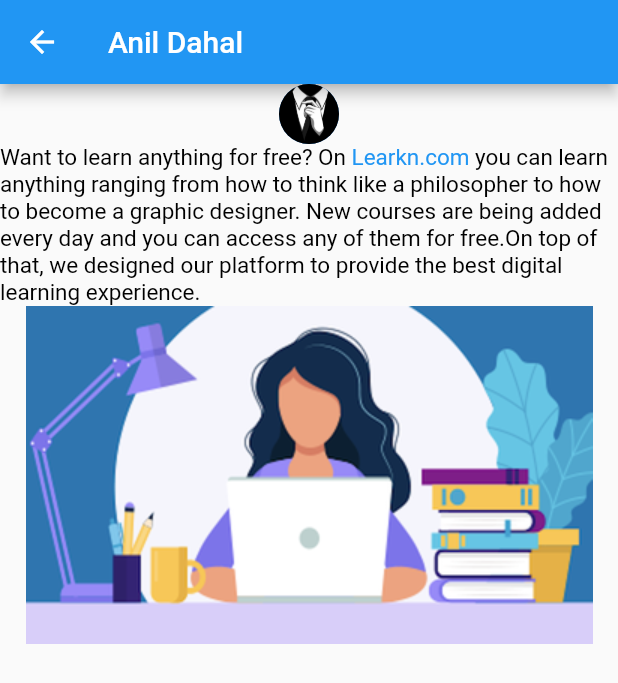
After one commit to dahalanil/facebooknewsfeed, a Flutter app: the screen it shows after launch, after a tap on "Anil Dahal", on a phone screen of 412 x 824 dp. The commit adds this screen. Shown: the top 683 px of the screen. Run offline on Flutter 3.47's test engine with Material 2 defaults, Android fonts, the light colour scheme and no system bars.

Commit message:
Detailed page Added

```diff
--- a/lib/main.dart
+++ b/lib/main.dart
@@ -1,9 +1,23 @@
+
+
+import 'package:facebook/screen/detail.dart';
 import 'package:facebook/screen/facebook.dart';
 import 'package:flutter/material.dart';
 
 void main(){
-  runApp(MaterialApp(
-    debugShowCheckedModeBanner: false,
-    home:Facebook(),
-  ));
+ runApp(MaterialApp(
+   debugShowCheckedModeBanner: false,
+   home:HomePage(),
+ ));
 }
+class HomePage extends StatelessWidget {
+  @override
+  Widget build(BuildContext context) {
+    return MaterialApp(
+      home: Facebook(),
+      routes: {
+        "/detailpage": (context)=> DetailPage(),
+      },
+    );
+  }
+}
--- /dev/null
+++ b/lib/screen/detail.dart
@@ -0,0 +1,34 @@
+
+
+import 'package:flutter/material.dart';
+//import 'package:facebook/screen/facebookcard.dart';
+
+class DetailPage extends StatelessWidget {
+  final Widget discription;
+  final Widget imagefile;
+  final String namestring;
+  final CircleAvatar profilepic;
+
+  DetailPage({
+    this.discription,
+    this.imagefile,
+    this.namestring,
+    this.profilepic,
+  });
+  @override
+  Widget build(BuildContext context) {
+    return Scaffold(
+      appBar: AppBar(
+        title: Text(namestring),
+
+      ),
+      body: Column(
+        children: [
+          profilepic,
+          discription,
+          imagefile,
+        ],
+      )
+    );
+  }
+}
--- a/lib/screen/facebook.dart
+++ b/lib/screen/facebook.dart
@@ -6,6 +6,7 @@ class Facebook extends StatelessWidget {
   @override
   Widget build(BuildContext context) {
     return Scaffold(
+
       appBar: AppBar(
         title:Text("Facebook"),
         centerTitle: true,
--- a/lib/screen/facebookcard.dart
+++ b/lib/screen/facebookcard.dart
@@ -1,3 +1,4 @@
+import 'package:facebook/screen/detail.dart';
 import 'package:flutter/material.dart';
 
 class FacebookCard extends StatelessWidget {
@@ -28,6 +29,7 @@ class FacebookCard extends StatelessWidget {
   @override
   Widget build(BuildContext context) {
     return Container(
+
     margin: EdgeInsets.symmetric(horizontal: 0, vertical: 5),
     decoration: BoxDecoration(
       boxShadow: [
@@ -40,7 +42,18 @@ class FacebookCard extends StatelessWidget {
       ]
     ),
       child:
-        Column(
+        GestureDetector(
+          onTap: (){
+            //Navigator.pushNamed(context, "/detailpage");
+            Navigator.push(context, MaterialPageRoute(builder: (context) => DetailPage(
+              discription: discription,
+              imagefile: imagefile,
+              namestring: namestring,
+              profilepic: profilepic,
+              )));
+          },
+                  child: Column(
+           // GestureDetector();
             children: [
               _title(),
              _discription(context),
@@ -53,6 +66,7 @@ class FacebookCard extends StatelessWidget {
           ),
              _reacticonbutton(),
             ],
+          ),
         )
 
     );
```
Lines whose indentation alone changed are shown as unchanged.
